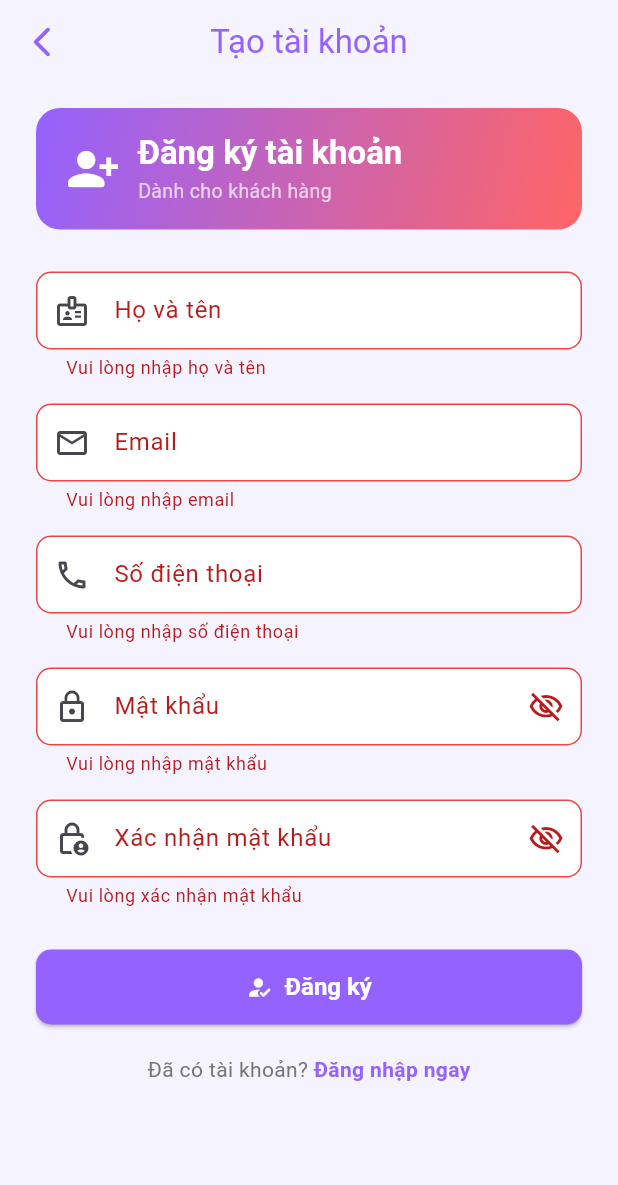
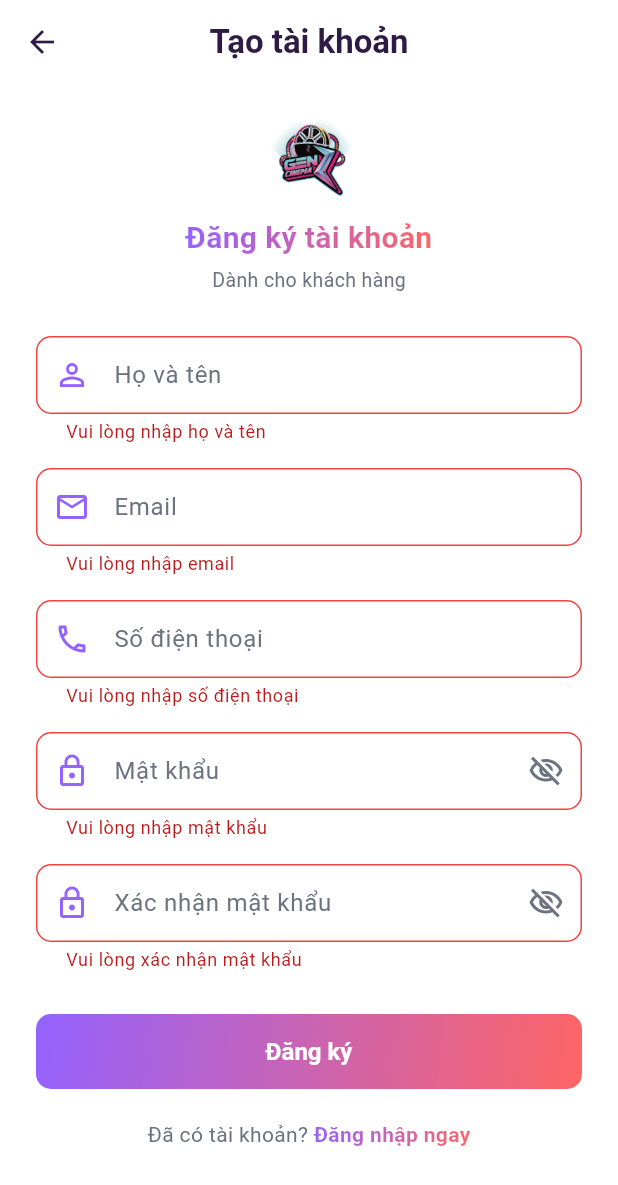
Before and after one commit to trong25/Project_PRM391, a Flutter app: the RegisterScreen screen opened by its route, after a tap on "Đăng ký", on a phone screen of 412 x 824 dp. Shown: the top 1185 px of the screen. Run offline on Flutter 3.47's test engine with Material 3 defaults, Android fonts, the phone set to English and light mode, and no system bars; our stand-ins replace dio, flutter_riverpod, flutter_secure_storage, go_router, shared_preferences; missing offline and left inert: stomp_dart_client; accounts and stored records are empty.

Commit message:
update UI/UX

```diff
--- a/mobile/lib/screens/auth/register_screen.dart
+++ b/mobile/lib/screens/auth/register_screen.dart
@@ -45,7 +45,6 @@ class _RegisterScreenState extends ConsumerState<RegisterScreen> {
       email: _emailCtrl.text.trim(),
       phone: _phoneCtrl.text.trim(),
       password: _passwordCtrl.text,
-      // Customer role ID – adjust to match your RoleRepository value
       roleId: AppConfig.roleCustomerId,
     );
 
@@ -56,21 +55,49 @@ class _RegisterScreenState extends ConsumerState<RegisterScreen> {
     }
   }
 
+  InputDecoration _customInputDecoration({required String labelText, required IconData prefixIcon, Widget? suffixIcon}) {
+    return InputDecoration(
+      labelText: labelText,
+      prefixIcon: Icon(prefixIcon, color: AppTheme.primary),
+      suffixIcon: suffixIcon,
+      labelStyle: const TextStyle(color: AppTheme.textGray),
+      enabledBorder: OutlineInputBorder(
+        borderRadius: BorderRadius.circular(10),
+        borderSide: const BorderSide(color: AppTheme.primaryDark),
+      ),
+      focusedBorder: OutlineInputBorder(
+        borderRadius: BorderRadius.circular(10),
+        borderSide: const BorderSide(color: AppTheme.primary, width: 2),
+      ),
+      errorBorder: OutlineInputBorder(
+        borderRadius: BorderRadius.circular(10),
+        borderSide: const BorderSide(color: AppTheme.error),
+      ),
+      focusedErrorBorder: OutlineInputBorder(
+        borderRadius: BorderRadius.circular(10),
+        borderSide: const BorderSide(color: AppTheme.error, width: 2),
+      ),
+      fillColor: Colors.white,
+      filled: true,
+    );
+  }
+
   @override
   Widget build(BuildContext context) {
     final authState = ref.watch(authProvider);
 
     return Scaffold(
+      backgroundColor: Colors.white,
       appBar: AppBar(
         leading: IconButton(
-          icon: const Icon(Icons.arrow_back_ios_new_rounded),
+          icon: const Icon(Icons.arrow_back),
           onPressed: () => context.pop(),
         ),
-        title: const Text('Tạo tài khoản'),
+        title: const Text('Tạo tài khoản', style: TextStyle(color: AppTheme.textPrimary, fontWeight: FontWeight.w600)),
         centerTitle: true,
-        backgroundColor: Colors.transparent,
+        backgroundColor: Colors.white,
         elevation: 0,
-        foregroundColor: AppTheme.primary,
+        foregroundColor: AppTheme.textPrimary,
       ),
       body: SafeArea(
         child: SingleChildScrollView(
@@ -79,46 +106,29 @@ class _RegisterScreenState extends ConsumerState<RegisterScreen> {
             crossAxisAlignment: CrossAxisAlignment.stretch,
             children: [
               // ── Header ────────────────────────────────────────────────
-              Container(
-                padding: const EdgeInsets.symmetric(horizontal: 20, vertical: 16),
-                decoration: BoxDecoration(
-                  gradient: const LinearGradient(
-                    colors: [AppTheme.primary, AppTheme.primaryDark],
-                    begin: Alignment.topLeft,
-                    end: Alignment.bottomRight,
+              Column(
+                children: [
+                  Image.asset('assets/images/logo.png', height: 60),
+                  const SizedBox(height: 12),
+                  ShaderMask(
+                    blendMode: BlendMode.srcIn,
+                    shaderCallback: (bounds) => AppTheme.primaryGradient.createShader(
+                      Rect.fromLTWH(0, 0, bounds.width, bounds.height),
                     ),
-                  borderRadius: BorderRadius.circular(16),
-                ),
-                child: Row(
-                  children: [
-                    const Icon(Icons.person_add_alt_1_rounded,
-                        color: Colors.white, size: 36),
-                    const SizedBox(width: 12),
-                    Expanded(
-                      child: Column(
-                        crossAxisAlignment: CrossAxisAlignment.start,
-                        children: [
-                          Text(
+                    child: const Text(
                       'Đăng ký tài khoản',
-                            style: Theme.of(context)
-                                .textTheme
-                                .titleLarge
-                                ?.copyWith(
-                              color: Colors.white,
+                      style: TextStyle(
+                        fontSize: 20,
                         fontWeight: FontWeight.bold,
                       ),
                     ),
-                          const SizedBox(height: 2),
+                  ),
+                  const SizedBox(height: 4),
                   const Text(
                     'Dành cho khách hàng',
-                            style: TextStyle(
-                                color: Colors.white70, fontSize: 13),
+                    style: TextStyle(color: AppTheme.textGray, fontSize: 13),
                   ),
                 ],
-                      ),
-                    ),
-                  ],
-                ),
               ),
 
               const SizedBox(height: 28),
@@ -135,14 +145,12 @@ class _RegisterScreenState extends ConsumerState<RegisterScreen> {
                   ),
                   child: Row(
                     children: [
-                      const Icon(Icons.error_outline,
-                          color: AppTheme.error, size: 18),
+                      const Icon(Icons.error_outline, color: AppTheme.error, size: 18),
                       const SizedBox(width: 8),
                       Expanded(
                         child: Text(
                           authState.error!,
-                          style: const TextStyle(
-                              color: AppTheme.error, fontSize: 13),
+                          style: const TextStyle(color: AppTheme.error, fontSize: 13),
                         ),
                       ),
                     ],
@@ -161,8 +169,7 @@ class _RegisterScreenState extends ConsumerState<RegisterScreen> {
                   ),
                   child: const Row(
                     children: [
-                      Icon(Icons.check_circle_outline,
-                          color: Colors.green, size: 20),
+                      Icon(Icons.check_circle_outline, color: Colors.green, size: 20),
                       SizedBox(width: 10),
                       Expanded(
                         child: Text(
@@ -190,17 +197,13 @@ class _RegisterScreenState extends ConsumerState<RegisterScreen> {
                       keyboardType: TextInputType.name,
                       textCapitalization: TextCapitalization.words,
                       textInputAction: TextInputAction.next,
-                      decoration: const InputDecoration(
+                      decoration: _customInputDecoration(
                         labelText: 'Họ và tên',
-                        prefixIcon: Icon(Icons.badge_outlined),
+                        prefixIcon: Icons.person_outline,
                       ),
                       validator: (v) {
-                        if (v == null || v.trim().isEmpty) {
-                          return 'Vui lòng nhập họ và tên';
-                        }
-                        if (v.trim().length < 2) {
-                          return 'Họ và tên phải có ít nhất 2 ký tự';
-                        }
+                        if (v == null || v.trim().isEmpty) return 'Vui lòng nhập họ và tên';
+                        if (v.trim().length < 2) return 'Họ và tên phải có ít nhất 2 ký tự';
                         return null;
                       },
                     ),
@@ -211,17 +214,13 @@ class _RegisterScreenState extends ConsumerState<RegisterScreen> {
                       controller: _emailCtrl,
                       keyboardType: TextInputType.emailAddress,
                       textInputAction: TextInputAction.next,
-                      decoration: const InputDecoration(
+                      decoration: _customInputDecoration(
                         labelText: 'Email',
-                        prefixIcon: Icon(Icons.email_outlined),
+                        prefixIcon: Icons.email_outlined,
                       ),
                       validator: (v) {
-                        if (v == null || v.isEmpty) {
-                          return 'Vui lòng nhập email';
-                        }
-                        if (!RegExp(r'^[^@]+@[^@]+\.[^@]+').hasMatch(v)) {
-                          return 'Email không hợp lệ';
-                        }
+                        if (v == null || v.isEmpty) return 'Vui lòng nhập email';
+                        if (!RegExp(r'^[^@]+@[^@]+\.[^@]+').hasMatch(v)) return 'Email không hợp lệ';
                         return null;
                       },
                     ),
@@ -232,17 +231,13 @@ class _RegisterScreenState extends ConsumerState<RegisterScreen> {
                       controller: _phoneCtrl,
                       keyboardType: TextInputType.phone,
                       textInputAction: TextInputAction.next,
-                      decoration: const InputDecoration(
+                      decoration: _customInputDecoration(
                         labelText: 'Số điện thoại',
-                        prefixIcon: Icon(Icons.phone_outlined),
+                        prefixIcon: Icons.phone_outlined,
                       ),
                       validator: (v) {
-                        if (v == null || v.trim().isEmpty) {
-                          return 'Vui lòng nhập số điện thoại';
-                        }
-                        if (!RegExp(r'^(0|\+84)[0-9]{9}$').hasMatch(v.trim())) {
-                          return 'Số điện thoại không hợp lệ';
-                        }
+                        if (v == null || v.trim().isEmpty) return 'Vui lòng nhập số điện thoại';
+                        if (!RegExp(r'^(0|\+84)[0-9]{9}$').hasMatch(v.trim())) return 'Số điện thoại không hợp lệ';
                         return null;
                       },
                     ),
@@ -253,24 +248,17 @@ class _RegisterScreenState extends ConsumerState<RegisterScreen> {
                       controller: _passwordCtrl,
                       obscureText: _obscurePass,
                       textInputAction: TextInputAction.next,
-                      decoration: InputDecoration(
+                      decoration: _customInputDecoration(
                         labelText: 'Mật khẩu',
-                        prefixIcon: const Icon(Icons.lock_outline),
+                        prefixIcon: Icons.lock_outline,
                         suffixIcon: IconButton(
-                          icon: Icon(_obscurePass
-                              ? Icons.visibility_off_outlined
-                              : Icons.visibility_outlined),
-                          onPressed: () =>
-                              setState(() => _obscurePass = !_obscurePass),
+                          icon: Icon(_obscurePass ? Icons.visibility_off_outlined : Icons.visibility_outlined, color: AppTheme.textGray),
+                          onPressed: () => setState(() => _obscurePass = !_obscurePass),
                         ),
                       ),
                       validator: (v) {
-                        if (v == null || v.isEmpty) {
-                          return 'Vui lòng nhập mật khẩu';
-                        }
-                        if (v.length < 6) {
-                          return 'Mật khẩu phải có ít nhất 6 ký tự';
-                        }
+                        if (v == null || v.isEmpty) return 'Vui lòng nhập mật khẩu';
+                        if (v.length < 6) return 'Mật khẩu phải có ít nhất 6 ký tự';
                         return null;
                       },
                     ),
@@ -282,24 +270,17 @@ class _RegisterScreenState extends ConsumerState<RegisterScreen> {
                       obscureText: _obscureConfirmPass,
                       textInputAction: TextInputAction.done,
                       onFieldSubmitted: (_) => _onRegister(),
-                      decoration: InputDecoration(
+                      decoration: _customInputDecoration(
                         labelText: 'Xác nhận mật khẩu',
-                        prefixIcon: const Icon(Icons.lock_person_outlined),
+                        prefixIcon: Icons.lock_outline,
                         suffixIcon: IconButton(
-                          icon: Icon(_obscureConfirmPass
-                              ? Icons.visibility_off_outlined
-                              : Icons.visibility_outlined),
-                          onPressed: () => setState(
-                                  () => _obscureConfirmPass = !_obscureConfirmPass),
+                          icon: Icon(_obscureConfirmPass ? Icons.visibility_off_outlined : Icons.visibility_outlined, color: AppTheme.textGray),
+                          onPressed: () => setState(() => _obscureConfirmPass = !_obscureConfirmPass),
                         ),
                       ),
                       validator: (v) {
-                        if (v == null || v.isEmpty) {
-                          return 'Vui lòng xác nhận mật khẩu';
-                        }
-                        if (v != _passwordCtrl.text) {
-                          return 'Mật khẩu xác nhận không khớp';
-                        }
+                        if (v == null || v.isEmpty) return 'Vui lòng xác nhận mật khẩu';
+                        if (v != _passwordCtrl.text) return 'Mật khẩu xác nhận không khớp';
                         return null;
                       },
                     ),
@@ -307,14 +288,22 @@ class _RegisterScreenState extends ConsumerState<RegisterScreen> {
                     const SizedBox(height: 28),
 
                     // Register button
-                    SizedBox(
+                    Container(
                       height: 50,
+                      decoration: BoxDecoration(
+                        gradient: AppTheme.primaryGradient,
+                        borderRadius: BorderRadius.circular(10),
+                      ),
+                      child: ElevatedButton(
+                        onPressed: authState.isLoading ? null : _onRegister,
+                        style: ElevatedButton.styleFrom(
+                          backgroundColor: Colors.transparent,
+                          shadowColor: Colors.transparent,
+                          shape: RoundedRectangleBorder(borderRadius: BorderRadius.circular(10)),
+                        ),
                         child: authState.isLoading
-                          ? const Center(child: CircularProgressIndicator())
-                          : ElevatedButton.icon(
-                        onPressed: _onRegister,
-                        icon: const Icon(Icons.how_to_reg_rounded),
-                        label: const Text('Đăng ký'),
+                            ? const SizedBox(height: 20, width: 20, child: CircularProgressIndicator(color: Colors.white, strokeWidth: 2))
+                            : const Text('Đăng ký', style: TextStyle(color: Colors.white, fontSize: 16, fontWeight: FontWeight.bold)),
                       ),
                     ),
 
@@ -324,18 +313,21 @@ class _RegisterScreenState extends ConsumerState<RegisterScreen> {
                     Row(
                       mainAxisAlignment: MainAxisAlignment.center,
                       children: [
-                        Text(
+                        const Text(
                           'Đã có tài khoản? ',
-                          style: TextStyle(color: Colors.grey[600], fontSize: 14),
+                          style: TextStyle(color: AppTheme.textGray, fontSize: 14),
                         ),
                         GestureDetector(
                           onTap: () => context.pop(),
+                          child: ShaderMask(
+                            blendMode: BlendMode.srcIn,
+                            shaderCallback: (bounds) => AppTheme.primaryGradient.createShader(bounds),
                             child: const Text(
                               'Đăng nhập ngay',
                               style: TextStyle(
-                              color: AppTheme.primary,
                                 fontWeight: FontWeight.w600,
                                 fontSize: 14,
+                              ),
                             ),
                           ),
                         ),
```
Also changed, not shown: mobile/lib/screens/auth/request_reset_screen.dart (+67 -20 lines), mobile/lib/screens/auth/reset_password_screen.dart (+87 -14 lines). Lines whose indentation alone changed are shown as unchanged.
